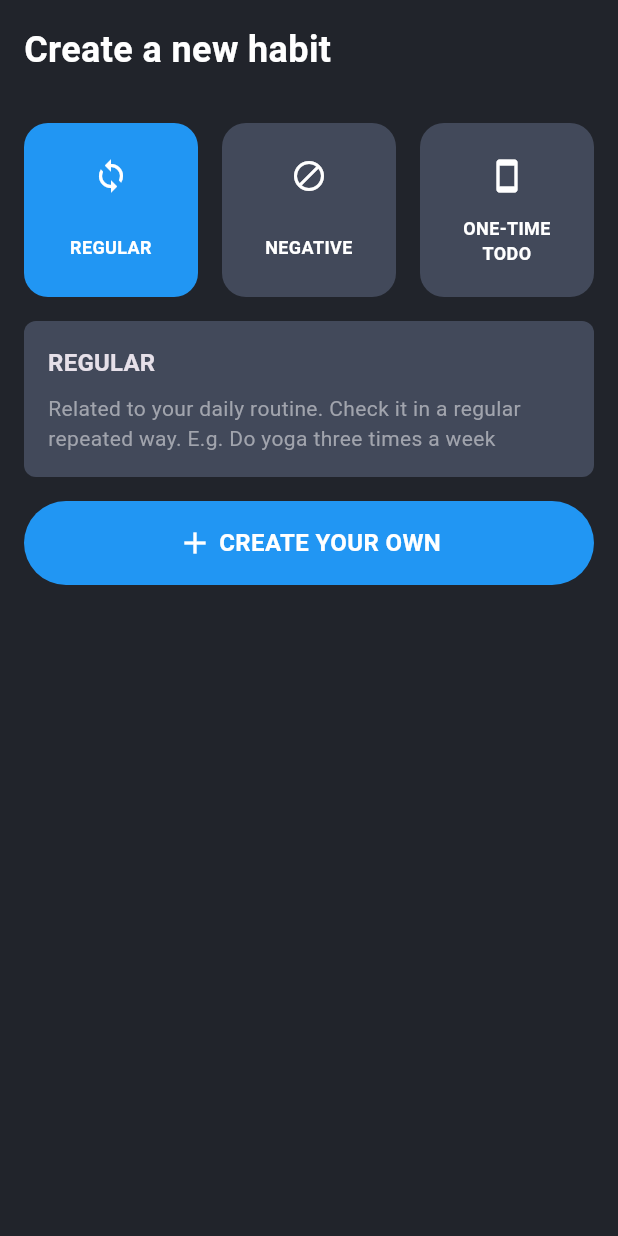
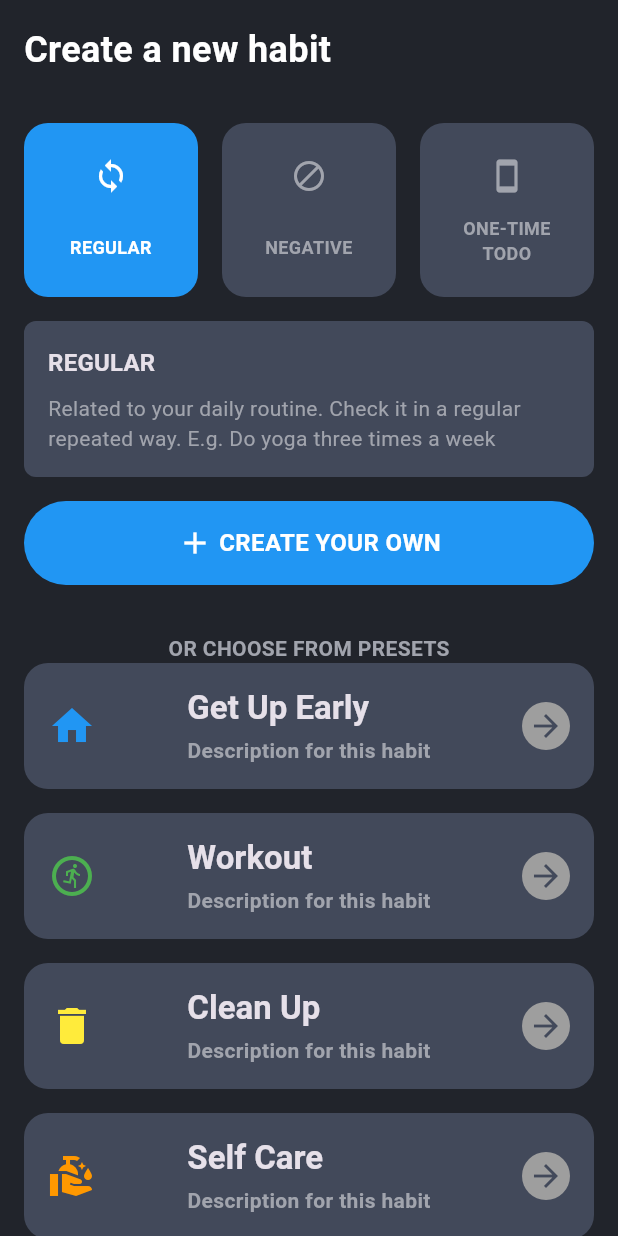
Before and after one commit to Jsolo28/habit_tracker, a Flutter app: the TodayPage screen opened directly, after a tap on the "add" icon, on a phone screen of 412 x 824 dp. Run offline on Flutter 3.47's test engine with Material 3 defaults, Android fonts, the phone set to English and light mode, and no system bars; our stand-ins replace flutter_bloc, fpdart, get_it, hive, hive_flutter; accounts and stored records are empty; Roboto replaces fonts that are missing (GoogleSans).

Commit message:
Created the create habit page

```diff
--- a/lib/core/constants/app_colors.dart
+++ b/lib/core/constants/app_colors.dart
@@ -15,4 +15,5 @@ class AppColors {
   static final Color yellow = Colors.yellow;
   static final Color white = Colors.white;
   static final Color red = Colors.red;
+  static final Color grey = Colors.grey;
 }
--- a/lib/core/constants/habit_type_data.dart
+++ b/lib/core/constants/habit_type_data.dart
@@ -6,21 +6,21 @@ List<HabitType> habitTypes = [
   HabitType(
     name: "REGULAR",
     color: AppColors.blue,
-    icon: Icon(Icons.loop),
+    icon: Icons.loop,
     description:
         "Related to your daily routine. Check it in a regular repeated way. E.g. Do yoga three times a week",
   ),
   HabitType(
     name: "NEGATIVE",
     color: AppColors.red,
-    icon: Icon(Icons.do_disturb),
+    icon: Icons.do_disturb,
     description:
         "Start each day as complete. Only to uncheck it when you fail. E.g. quit smoking & alcohol",
   ),
   HabitType(
     name: "ONE-TIME TODO",
     color: AppColors.lightBlue,
-    icon: Icon(Icons.stay_current_portrait),
+    icon: Icons.stay_current_portrait,
     description:
         "Remind you of important one-time events on a specific date you set. E.g. Take a medical test on Friday",
   ),
--- a/lib/features/habits/presentation/bloc/habit_type.dart/habit_type_state.dart
+++ b/lib/features/habits/presentation/bloc/habit_type.dart/habit_type_state.dart
@@ -3,7 +3,7 @@ import 'package:flutter/material.dart';
 class HabitType {
   final String name;
   final Color color;
-  final Icon icon;
+  final IconData icon;
   final String description;
 
   HabitType({
--- a/lib/features/habits/presentation/pages/create_habit_page.dart
+++ b/lib/features/habits/presentation/pages/create_habit_page.dart
@@ -2,6 +2,7 @@ import 'package:flutter/material.dart';
 import 'package:habit_tracker/core/constants/app_colors.dart';
 import 'package:habit_tracker/core/constants/app_size.dart';
 import 'package:habit_tracker/core/constants/app_spacing.dart';
+import 'package:habit_tracker/core/constants/habit_data.dart';
 import 'package:habit_tracker/features/habits/presentation/widgets/habit_type_picker.dart';
 
 class CreateHabitPage extends StatefulWidget {
@@ -21,6 +22,7 @@ class _CreateHabitPageState extends State<CreateHabitPage> {
           left: AppSpacing.lg,
           right: AppSpacing.lg,
         ),
+        child: SingleChildScrollView(
           child: Column(
             crossAxisAlignment: CrossAxisAlignment.start,
             children: [
@@ -58,7 +60,77 @@ class _CreateHabitPageState extends State<CreateHabitPage> {
                   ],
                 ),
               ),
+              SizedBox(height: AppSpacing.lg2),
+              Center(
+                child: Text(
+                  "OR CHOOSE FROM PRESETS",
+                  style: TextStyle(
+                    color: AppColors.secondaryText,
+                    fontWeight: FontWeight.bold,
+                  ),
+                ),
+              ),
+              ListView.separated(
+                physics: NeverScrollableScrollPhysics(),
+                shrinkWrap: true,
+                itemCount: habits.length,
+                separatorBuilder: (_, _) => SizedBox(height: AppSpacing.lg),
+                itemBuilder: (context, index) {
+                  return Container(
+                    width: double.infinity,
+                    padding: EdgeInsets.all(AppSpacing.lg),
+                    decoration: BoxDecoration(
+                      color: AppColors.foreground,
+                      borderRadius: BorderRadius.circular(AppSpacing.lg),
+                    ),
+                    child: Row(
+                      mainAxisAlignment: MainAxisAlignment.spaceBetween,
+                      children: [
+                        Icon(
+                          IconData(
+                            habits[index].icon,
+                            fontFamily: "MaterialIcons",
+                          ),
+                          size: AppSpacing.lg2,
+                          color: Color(habits[index].color),
+                        ),
+                        Column(
+                          crossAxisAlignment: CrossAxisAlignment.start,
+                          children: [
+                            Text(
+                              habits[index].name,
+                              style: Theme.of(context).textTheme.titleLarge
+                                  ?.copyWith(fontWeight: FontWeight.bold),
+                            ),
+                            SizedBox(height: AppSpacing.sm),
+                            Text(
+                              "Description for this habit",
+                              style: TextStyle(
+                                color: AppColors.secondaryText,
+                                fontWeight: FontWeight.bold,
+                              ),
+                            ),
                           ],
+                        ),
+                        Container(
+                          width: AppSpacing.lg2,
+                          height: AppSpacing.lg2,
+                          decoration: BoxDecoration(
+                            color: AppColors.grey,
+                            shape: BoxShape.circle,
+                          ),
+                          child: Icon(
+                            Icons.arrow_forward,
+                            color: AppColors.foreground,
+                          ),
+                        ),
+                      ],
+                    ),
+                  );
+                },
+              ),
+            ],
+          ),
         ),
       ),
     );
--- a/lib/features/habits/presentation/widgets/habit_type_card.dart
+++ b/lib/features/habits/presentation/widgets/habit_type_card.dart
@@ -30,7 +30,12 @@ class HabitTypeCard extends StatelessWidget {
                 children: [
                   Align(
                     alignment: Alignment.center - Alignment(0, 0.5),
-                    child: habitType.icon,
+                    child: Icon(
+                      habitType.icon,
+                      color: state == habitType
+                          ? AppColors.primaryText
+                          : AppColors.secondaryText,
+                    ),
                   ),
                   Align(
                     alignment: Alignment.center + Alignment(0, 0.5),
@@ -40,7 +45,9 @@ class HabitTypeCard extends StatelessWidget {
                         habitType.name,
                         textAlign: TextAlign.center,
                         style: TextStyle(
-                          color: AppColors.primaryText,
+                          color: state == habitType
+                              ? AppColors.primaryText
+                              : AppColors.secondaryText,
                           fontWeight: FontWeight.bold,
                           fontSize: AppSize.textSm,
                         ),
--- a/lib/main.dart
+++ b/lib/main.dart
@@ -13,7 +13,6 @@ void main() async {
 class MyApp extends StatelessWidget {
   const MyApp({super.key});
 
-
   @override
   Widget build(BuildContext context) {
     return BlocProviders(
```
Lines whose indentation alone changed are shown as unchanged.
